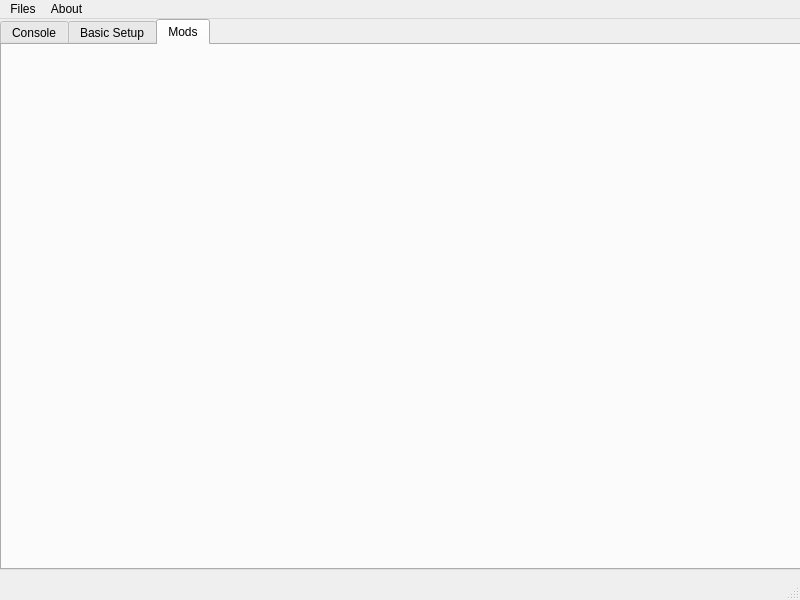
This is mainwindow.ui in KKyang/DSTDedicatedServerGUI as Qt 5 draws it before an edit. The edited form follows.
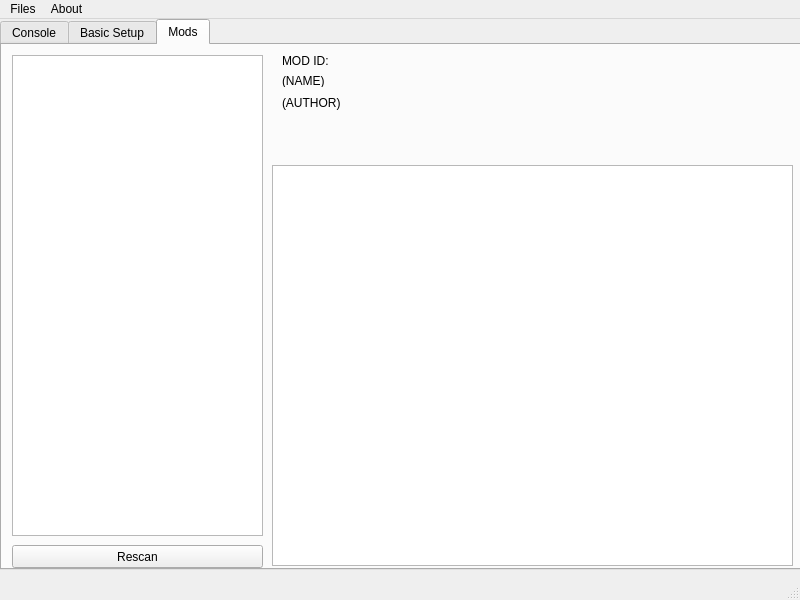
This is the edited form. The open tabs and pages were chosen to show the change.

Commit message: Push read modoverrides.lua. Still bugged.

Patch:
```diff
--- a/mainwindow.ui
+++ b/mainwindow.ui
@@ -506,6 +506,78 @@
      <attribute name="title">
       <string>Mods</string>
      </attribute>
+     <widget class="QTableWidget" name="tableWidget_modList">
+      <property name="geometry">
+       <rect>
+        <x>10</x>
+        <y>10</y>
+        <width>251</width>
+        <height>481</height>
+       </rect>
+      </property>
+     </widget>
+     <widget class="QTableWidget" name="tableWidget_modConfigure">
+      <property name="geometry">
+       <rect>
+        <x>270</x>
+        <y>120</y>
+        <width>521</width>
+        <height>401</height>
+       </rect>
+      </property>
+     </widget>
+     <widget class="QLabel" name="labelmodID">
+      <property name="geometry">
+       <rect>
+        <x>280</x>
+        <y>10</y>
+        <width>47</width>
+        <height>12</height>
+       </rect>
+      </property>
+      <property name="text">
+       <string>MOD ID:</string>
+      </property>
+     </widget>
+     <widget class="QLabel" name="label_modName">
+      <property name="geometry">
+       <rect>
+        <x>280</x>
+        <y>30</y>
+        <width>47</width>
+        <height>12</height>
+       </rect>
+      </property>
+      <property name="text">
+       <string>(NAME)</string>
+      </property>
+     </widget>
+     <widget class="QLabel" name="label_modAuthor">
+      <property name="geometry">
+       <rect>
+        <x>280</x>
+        <y>50</y>
+        <width>61</width>
+        <height>16</height>
+       </rect>
+      </property>
+      <property name="text">
+       <string>(AUTHOR)</string>
+      </property>
+     </widget>
+     <widget class="QPushButton" name="pushButton_rescanMods">
+      <property name="geometry">
+       <rect>
+        <x>10</x>
+        <y>500</y>
+        <width>251</width>
+        <height>23</height>
+       </rect>
+      </property>
+      <property name="text">
+       <string>Rescan</string>
+      </property>
+     </widget>
     </widget>
    </widget>
   </widget>
```
Left out of the diff: 4 changed lines with no effect on the pictures. The commit also changes 6 other files.
